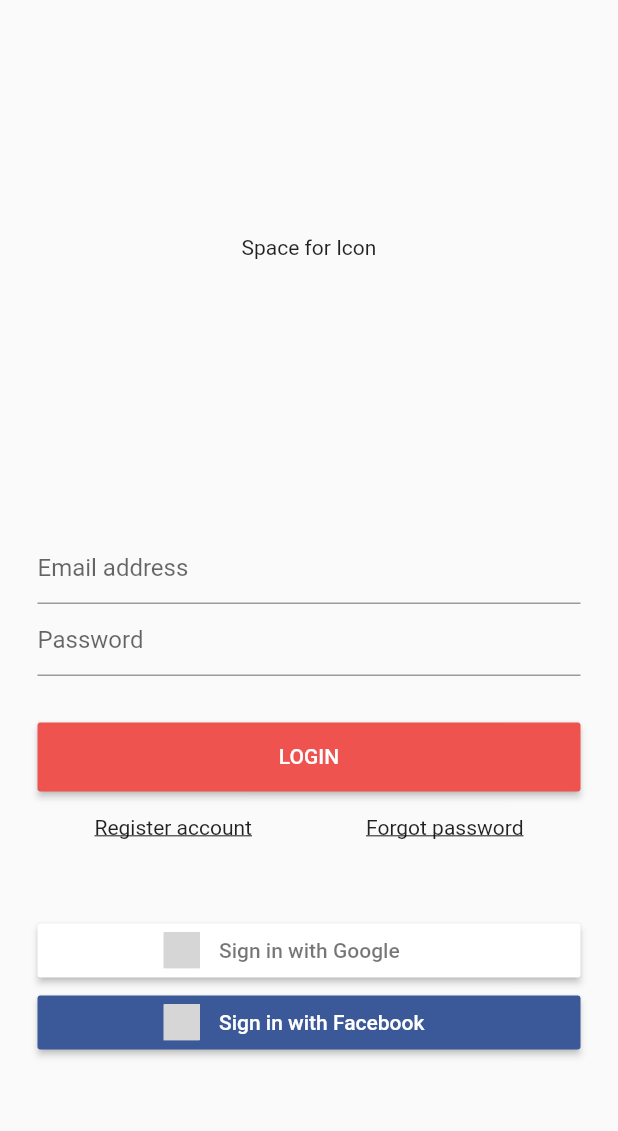
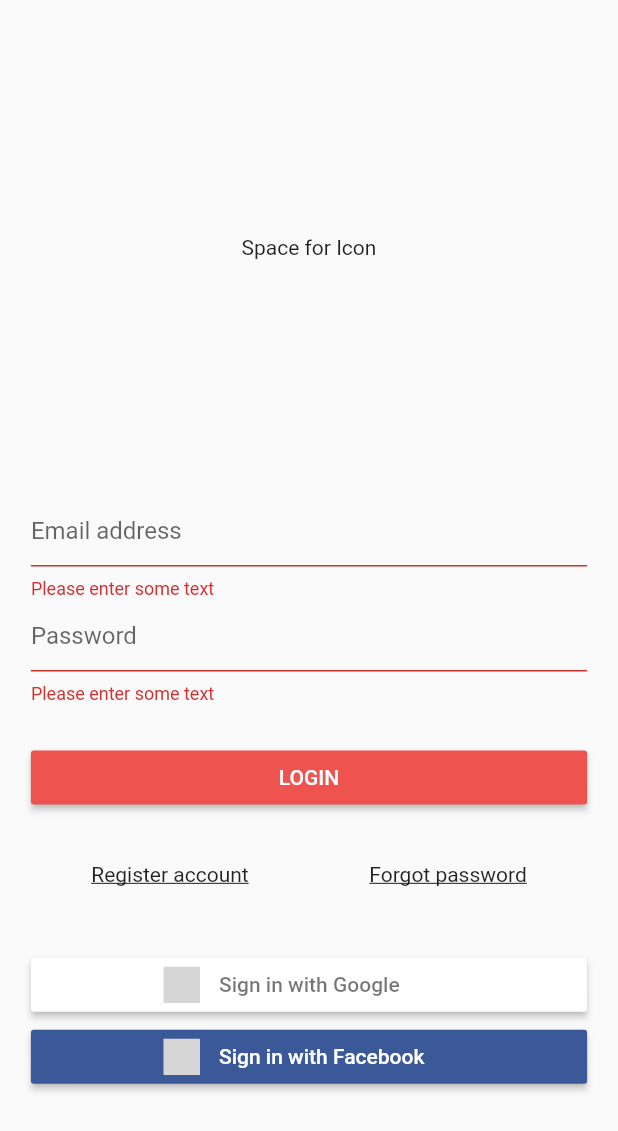
Before and after one commit to BlueBearrii/covid-reporter, a Flutter app: the screen it shows after launch, after a tap on "LOGIN", on a phone screen of 412 x 824 dp. Shown: the top 1131 px of the screen. Run offline on Flutter 3.47's test engine with Material 2 defaults, Android fonts, the phone set to English and light mode, and no system bars; our stand-ins replace flutter_signin_button; grey boxes are pictures that could not be loaded.

Commit message:
:zap: Change route after succes login

```diff
--- a/client/lib/components/login.dart
+++ b/client/lib/components/login.dart
@@ -1,8 +1,9 @@
-import 'package:client/components/score.dart';
-import 'dart:convert' as convert;
 import 'package:flutter/material.dart';
 import 'package:flutter_signin_button/flutter_signin_button.dart';
 import 'package:http/http.dart' as http;
+import 'dart:convert' as convert;
+
+import 'package:client/components/score.dart';
 
 class Login extends StatelessWidget {
   @override
@@ -20,13 +21,24 @@ class Login extends StatelessWidget {
 class LoginScreen extends StatelessWidget {
   @override
   Widget build(context) {
+    final _formKey = GlobalKey<FormState>();
+    double screenWidth = MediaQuery.of(context).size.width;
+    double screenHeight = MediaQuery.of(context).size.height;
+
+    String email;
+    String password;
     void _onClickLogin() async {
-      // var url = 'http://localhost:3000/api/auth';
-      // var response = await http.post(url,
-      //     body: {"email": "admin01@mail.com", "password": "admin01"});
-      // var jsonResponse = convert.jsonDecode(response.body);
-      // print('Response body: $jsonResponse');
-
+      var url = 'http://localhost:3000/api/auth';
+      await http.post(url, body: {"email": email, "password": password}).then(
+          (value) {
+        var getStatus = convert.jsonDecode(value.body);
+        //print(getStatus['status']);
+        if (getStatus['status'] == "succes")
+          return Navigator.push(
+              context, MaterialPageRoute(builder: (context) => Score()));
+      }).catchError((onError) => print("Errors : $onError"));
+      //var jsonResponse = convert.jsonDecode(response.body);
+      //print('Response body: $jsonResponse');
       //Navigator.push(context, MaterialPageRoute(builder: (context) => Score()));
     }
 
@@ -37,8 +49,6 @@ class LoginScreen extends StatelessWidget {
     void _onClickForgotpassword() {
       print("Route to forgotten()");
     }
-
-    final _formKey = GlobalKey<FormState>();
 
     return Container(
       alignment: Alignment.center,
@@ -57,7 +67,8 @@ class LoginScreen extends StatelessWidget {
               child: Container(
                   child: Center(
                       child: Padding(
-                padding: EdgeInsets.all(25.0),
+                padding:
+                    EdgeInsets.symmetric(horizontal: (screenWidth * 5) / 100),
                 child: Column(
                   children: [
                     // =================================================== Form layout ===================================================
@@ -65,16 +76,18 @@ class LoginScreen extends StatelessWidget {
                         key: _formKey,
                         child: Column(children: [
                           TextFormField(
+                            onSaved: (value) => {email = value},
                             decoration:
                                 InputDecoration(hintText: "Email address"),
-                            // ignore: missing_return
                             validator: (value) {
                               if (value.isEmpty) {
                                 return 'Please enter some text';
                               }
+                              return null;
                             },
                           ),
                           TextFormField(
+                            onSaved: (value) => {password = value},
                             decoration: InputDecoration(hintText: "Password"),
                             validator: (value) {
                               if (value.isEmpty) {
@@ -86,21 +99,27 @@ class LoginScreen extends StatelessWidget {
                           SizedBox(
                               width: double.infinity,
                               child: Container(
-                                margin: EdgeInsets.only(top: 30.0, bottom: 15),
+                                margin: EdgeInsets.only(
+                                    top: (screenHeight * 3) / 100,
+                                    bottom: (screenHeight * 4) / 100),
                                 child: RaisedButton(
                                   color: Colors.red[400],
                                   textColor: Colors.white,
                                   child: Text("LOGIN"),
-                                  padding: EdgeInsets.symmetric(vertical: 15.0),
+                                  padding: EdgeInsets.symmetric(
+                                      vertical: (screenWidth * 2) / 100),
                                   onPressed: () {
-                                    _onClickLogin();
+                                    _formKey.currentState.save();
+                                    if (_formKey.currentState.validate()) {
+                                      _onClickLogin();
+                                    }
                                   },
                                 ),
                               ))
                         ])),
 
                     Container(
-                      margin: EdgeInsets.only(bottom: 50.0),
+                      margin: EdgeInsets.only(bottom: (screenHeight * 5) / 100),
                       child: Row(
                         children: [
                           Expanded(
```
